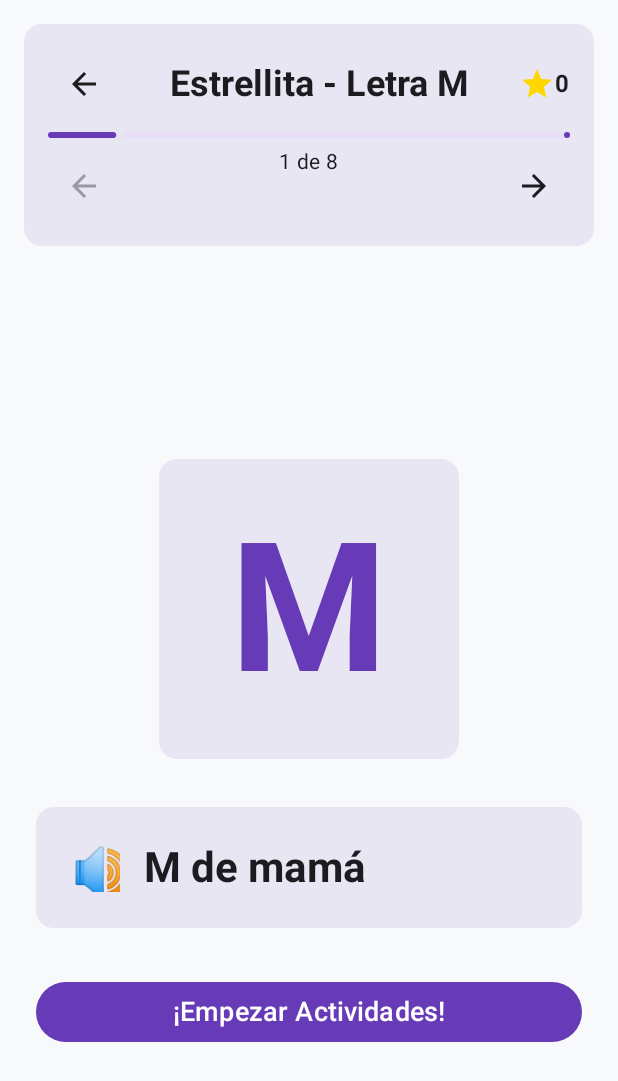
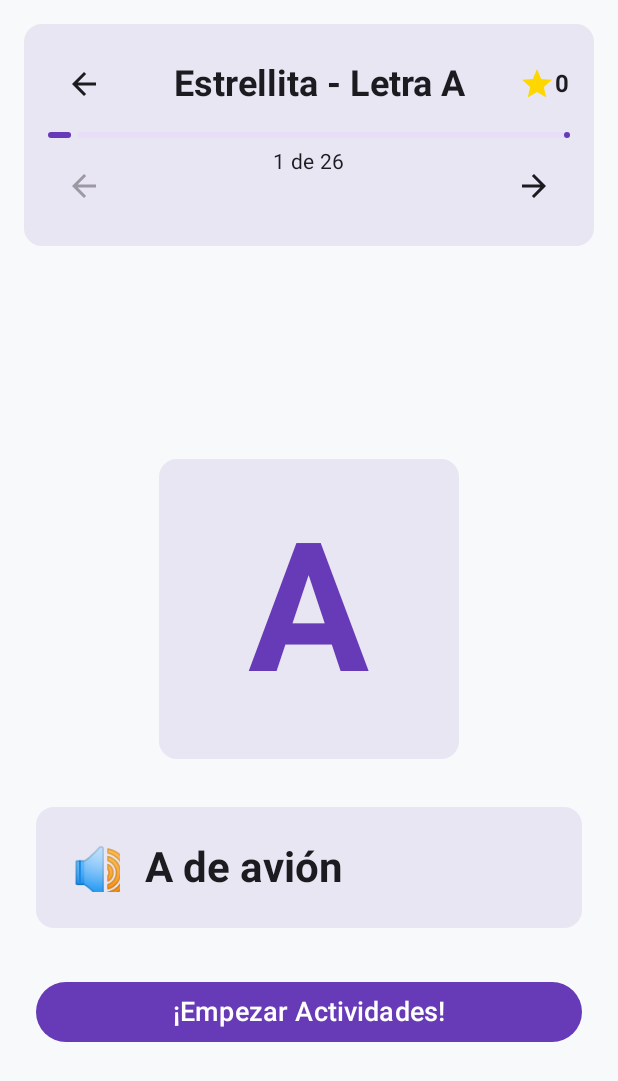
Before and after one commit to ArmandoA88/ABC-aprende-a-leer, an Android app built with Jetpack Compose: the EstrellitaModeScreen screen opened through its navigation route, on a phone screen of 412 x 824 dp. Shown: the top 1081 px of the screen. Run offline under Robolectric (Android 15) with nearby library versions, the phone set to English and light mode, and no system bars; our stand-ins replace Dagger/Hilt's generated code, Room's generated code.

Commit message:
modo estrella completas

```diff
--- a/app/src/main/java/com/abcaprende/leer/presentation/screens/EstrellitaModeScreen.kt
+++ b/app/src/main/java/com/abcaprende/leer/presentation/screens/EstrellitaModeScreen.kt
@@ -39,14 +39,32 @@ fun EstrellitaModeScreen(navController: NavController) {
     // Lista de letras del programa Estrellita
     val letters = remember {
         listOf(
-            EstrellitaLetter("M", "M de mamá", listOf("MAMÁ", "MESA", "MANO")),
-            EstrellitaLetter("P", "P de papá", listOf("PAPÁ", "PATO", "PELOTA")),
-            EstrellitaLetter("S", "S de sol", listOf("SOL", "SAPO", "SILLA")),
-            EstrellitaLetter("L", "L de luna", listOf("LUNA", "LOBO", "LIMÓN")),
-            EstrellitaLetter("T", "T de tomate", listOf("TOMATE", "TIGRE", "TAZA")),
-            EstrellitaLetter("N", "N de nube", listOf("NUBE", "NIÑO", "NARIZ")),
-            EstrellitaLetter("D", "D de dado", listOf("DADO", "DEDO", "DULCE")),
-            EstrellitaLetter("R", "R de ratón", listOf("RATÓN", "ROSA", "RANA"))
+            EstrellitaLetter("A", "A de avión", listOf("AVIÓN", "ÁRBOL", "ARCO", "BOLA", "CAMA")),
+            EstrellitaLetter("B", "B de barco", listOf("BARCO", "BOLA", "BESO", "ÁRBOL", "DADO")),
+            EstrellitaLetter("C", "C de casa", listOf("CASA", "CAMA", "CARRO", "BOLA", "FUEGO")),
+            EstrellitaLetter("D", "D de dado", listOf("DADO", "DEDO", "DULCE", "GATO", "LUNA")),
+            EstrellitaLetter("E", "E de elefante", listOf("ELEFANTE", "ESPEJO", "ENERO", "BOLA", "MESA")),
+            EstrellitaLetter("F", "F de fuego", listOf("FUEGO", "FLOTA", "FRESA", "CASA", "PERRO")),
+            EstrellitaLetter("G", "G de gato", listOf("GATO", "GOMA", "GUITARRA", "ÁRBOL", "SOL")),
+            EstrellitaLetter("H", "H de helado", listOf("HELADO", "HUESO", "HABANA", "CAMA", "LUNA")),
+            EstrellitaLetter("I", "I de isla", listOf("ISLA", "IGLESIA", "INVERTIR", "BOLA", "PERRO")),
+            EstrellitaLetter("J", "J de jirafa", listOf("JIRAFA", "JUEGO", "JABÓN", "CASA", "FUEGO")),
+            EstrellitaLetter("K", "K de koala", listOf("KOALA", "KILO", "KARATE", "ÁRBOL", "LUNA")),
+            EstrellitaLetter("L", "L de luna", listOf("LUNA", "LOBO", "LIMÓN", "BOLA", "PERRO")),
+            EstrellitaLetter("M", "M de mamá", listOf("MAMÁ", "MESA", "MANO", "SOL", "GATO")),
+            EstrellitaLetter("N", "N de nube", listOf("NUBE", "NIÑO", "NARIZ", "CASA", "FUEGO")),
+            EstrellitaLetter("O", "O de oso", listOf("OSO", "OJO", "OLIVO", "BOLA", "LUNA")),
+            EstrellitaLetter("P", "P de papá", listOf("PAPÁ", "PATO", "PELOTA", "ÁRBOL", "GATO")),
+            EstrellitaLetter("Q", "Q de queso", listOf("QUESO", "QUÍMICA", "QUAD", "CASA", "SOL")),
+            EstrellitaLetter("R", "R de ratón", listOf("RATÓN", "ROSA", "RANA", "BOLA", "FUEGO")),
+            EstrellitaLetter("S", "S de sol", listOf("SOL", "SAPO", "SILLA", "ÁRBOL", "LUNA")),
+            EstrellitaLetter("T", "T de tomate", listOf("TOMATE", "TIGRE", "TAZA", "CASA", "PERRO")),
+            EstrellitaLetter("U", "U de uva", listOf("UVA", "UNICO", "URBANO", "BOLA", "GATO")),
+            EstrellitaLetter("V", "V de vaso", listOf("VASO", "VACA", "VIAJE", "ÁRBOL", "LUNA")),
+            EstrellitaLetter("W", "W de wáter", listOf("WÁTER", "WAFLE", "WIND", "CASA", "SOL")),
+            EstrellitaLetter("X", "X de xilófono", listOf("XILÓFONO", "XEROX", "XENÓN", "BOLA", "GATO")),
+            EstrellitaLetter("Y", "Y de yate", listOf("YATE", "YOGA", "YOGUR", "ÁRBOL", "LUNA")),
+            EstrellitaLetter("Z", "Z de zapato", listOf("ZAPATO", "ZORRO", "ZUMO", "CASA", "PERRO"))
         )
     }
 
@@ -346,8 +364,16 @@ fun ActivityStep(
         Column(
             verticalArrangement = Arrangement.spacedBy(16.dp)
         ) {
-            letter.words.forEach { word ->
+            // Barajar aleatoriamente las palabras para cada letra
+            val shuffledWords = remember(letter) { letter.words.shuffled() }
+            shuffledWords.forEach { word ->
                 var isClicked by remember { mutableStateOf(false) }
+                // Normalizar la palabra para ignorar acentos y determinar si es correcta
+                val normalized = java.text.Normalizer.normalize(word, java.text.Normalizer.Form.NFD)
+                    .replace("\\p{Mn}".toRegex(), "")
+                    .uppercase()
+                val target = letter.letter.uppercase()
+                val isCorrect = normalized.startsWith(target)
 
                     Card(
                         modifier = Modifier
@@ -356,15 +382,21 @@ fun ActivityStep(
                                 if (!isClicked) {
                                     ttsService.speak(word)
                                     isClicked = true
+                                    if (isCorrect) {
                                         wordsFound++
                                         if (wordsFound >= requiredWords) {
                                             ttsService.speak("¡Excelente! Has encontrado todas las palabras.")
                                             onComplete()
                                         }
                                     }
+                                }
                             },
                         colors = CardDefaults.cardColors(
-                        containerColor = if (isClicked) Color.Green.copy(alpha = 0.8f) else Color(0xFF673AB7)
+                            containerColor = if (isClicked && isCorrect) {
+                                Color.Green.copy(alpha = 0.8f)
+                            } else {
+                                Color(0xFF673AB7)
+                            }
                         )
                     ) {
                     Row(
```
Lines whose indentation alone changed are shown as unchanged.
